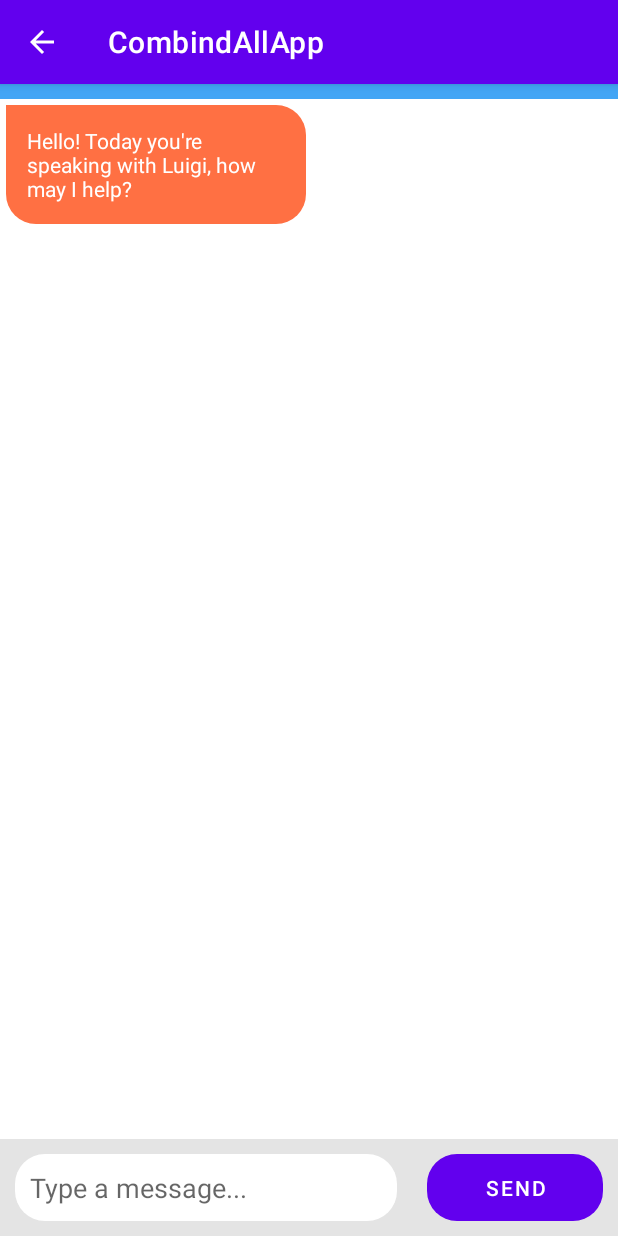
After one commit to JohnsonLu31/KebiiProject, an Android app: the ChatBoxActivity screen opened directly, with no data from a screen before it, on a phone screen of 412 x 824 dp. The commit adds this screen. Run offline under Robolectric (Android 15) with nearby library versions, the phone set to English and light mode, and no system bars.

Commit message:
chatBox install

```diff
--- a/app/src/main/java/com/example/alarmManager/AlarmMain.kt
+++ b/app/src/main/java/com/example/alarmManager/AlarmMain.kt
@@ -12,7 +12,7 @@ import androidx.appcompat.app.AppCompatActivity
 import android.os.Bundle
 import android.widget.Toast
 import com.example.R
-import com.example.alarmmanager.AlarmReceiver
+import com.example.alarmManager.AlarmReceiver
 import com.example.databinding.ActivityMainBinding
 import com.google.android.material.timepicker.MaterialTimePicker
 import com.google.android.material.timepicker.TimeFormat
--- a/app/src/main/java/com/example/alarmManager/AlarmReceiver.kt
+++ b/app/src/main/java/com/example/alarmManager/AlarmReceiver.kt
@@ -1,4 +1,4 @@
-package com.example.alarmmanager
+package com.example.alarmManager
 
 import android.annotation.SuppressLint
 import android.app.PendingIntent
--- /dev/null
+++ b/app/src/main/java/com/example/chatBox/data/Message.kt
@@ -0,0 +1,5 @@
+package com.example.chatBox.data
+
+data class Message(val message: String, val id: String, val time: String){
+
+}
--- /dev/null
+++ b/app/src/main/java/com/example/chatBox/ui/ChatBoxActivity.kt
@@ -0,0 +1,148 @@
+package com.example.chatBox.ui
+
+import android.content.Intent
+import android.net.Uri
+import androidx.appcompat.app.AppCompatActivity
+import android.os.Bundle
+import android.speech.tts.TextToSpeech
+import androidx.recyclerview.widget.LinearLayoutManager
+import com.example.R
+import com.example.chatBox.data.Message
+import com.example.chatBox.util.BotResponse
+import com.example.chatBox.util.Constants.OPEN_GOOGLE
+import com.example.chatBox.util.Constants.OPEN_SEARCH
+import com.example.chatBox.util.Constants.RECEIVE_ID
+import com.example.chatBox.util.Constants.SEND_ID
+import com.example.chatBox.util.Time
+import com.example.chatox.ui.MessagingAdapter
+import kotlinx.android.synthetic.main.activity_main.*
+import kotlinx.android.synthetic.main.chatbox_main.*
+import kotlinx.coroutines.*
+import java.util.*
+
+class ChatBoxActivity : AppCompatActivity() {
+
+    private lateinit var messagingadapter: MessagingAdapter
+    private val botlist = listOf("Peter", "Francesca", "Luigi", "Igor")
+    lateinit var textToSpeech: TextToSpeech
+
+    override fun onCreate(savedInstanceState: Bundle?) {
+        super.onCreate(savedInstanceState)
+        setContentView(R.layout.chatbox_main)
+
+        recycleView()
+
+        clickEvents()
+
+        val random = (0..3).random()
+        customMessage("Hello! Today you're speaking with ${botlist[random]}, how may I help?")
+
+        //TTS
+        textToSpeech = TextToSpeech(applicationContext) { p0 ->
+            if (p0 == TextToSpeech.SUCCESS) {
+                textToSpeech.language = Locale.ENGLISH
+                textToSpeech.setSpeechRate(0.5f)
+                textToSpeech.speak("Hello! Today you're speaking with ${botlist[random]}, how may I help?", TextToSpeech.QUEUE_FLUSH, null)
+            }
+        }
+    }
+
+    private fun clickEvents() {
+        btn_send.setOnClickListener {
+            sendMessage()
+        }
+
+        et_message.setOnClickListener {
+
+            GlobalScope.launch {
+                delay(1000)
+                withContext(Dispatchers.Main) {
+                    rv_messages.scrollToPosition(messagingadapter.itemCount - 1)
+                }
+            }
+        }
+    }
+
+    private fun recycleView() {
+        messagingadapter = MessagingAdapter()
+        rv_messages.adapter = messagingadapter
+        rv_messages.layoutManager = LinearLayoutManager(applicationContext)
+    }
+
+    private fun sendMessage() {
+        val message = et_message.text.toString()
+        val timeStamp = Time.timeStamp()
+
+        if (message.isNotEmpty()) {
+            et_message.setText("")
+
+            messagingadapter.insertMessage(Message(message, SEND_ID, timeStamp))
+            rv_messages.scrollToPosition(messagingadapter.itemCount - 1)
+
+            botResponse(message)
+        }
+    }
+
+    private fun botResponse(message: String) {
+        val timeStamp = Time.timeStamp()
+
+        GlobalScope.launch {
+            delay(1000)
+
+            withContext(Dispatchers.Main) {
+                val response = BotResponse.basicResponse(message)
+
+                messagingadapter.insertMessage(Message(response, RECEIVE_ID, timeStamp))
+                rv_messages.scrollToPosition(messagingadapter.itemCount - 1)
+
+                when (response) {
+                    OPEN_GOOGLE -> {
+                        val site = Intent(Intent.ACTION_VIEW)
+                        site.data = Uri.parse("https://www.google.com/")
+                        startActivity(site)
+                    }
+                    OPEN_SEARCH -> {
+                        val site = Intent(Intent.ACTION_VIEW)
+                        val searchTerm: String? = message.substringAfter("search")
+                        site.data = Uri.parse("https://www.google.com/search?&q=$searchTerm")
+                        startActivity(site)
+                    }
+                    else -> {
+                        //TTS
+                        textToSpeech = TextToSpeech(applicationContext) { p0 ->
+                            if (p0 == TextToSpeech.SUCCESS) {
+                                textToSpeech.language = Locale.ENGLISH
+                                textToSpeech.setSpeechRate(0.5f)
+                                textToSpeech.speak(response, TextToSpeech.QUEUE_FLUSH, null)
+                            }
+                        }
+                    }
+                }
+            }
+        }
+    }
+
+
+    override fun onStart() {
+        super.onStart()
+
+        GlobalScope.launch {
+            delay(1000)
+            withContext(Dispatchers.Main) {
+                rv_messages.scrollToPosition(messagingadapter.itemCount - 1)
+            }
+        }
+    }
+
+    private fun customMessage(messsage: String) {
+        GlobalScope.launch {
+            delay(1000)
+            withContext(Dispatchers.Main) {
+                val timeStamp = Time.timeStamp()
+                messagingadapter.insertMessage(Message(messsage, RECEIVE_ID, timeStamp))
+
+                rv_messages.scrollToPosition(messagingadapter.itemCount - 1)
+            }
+        }
+    }
+}
--- /dev/null
+++ b/app/src/main/java/com/example/chatBox/ui/MessagingAdapter.kt
@@ -0,0 +1,61 @@
+package com.example.chatox.ui
+
+import android.view.LayoutInflater
+import android.view.View
+import android.view.ViewGroup
+import androidx.recyclerview.widget.RecyclerView
+import com.example.R
+import com.example.chatBox.data.Message
+import com.example.chatBox.util.Constants.RECEIVE_ID
+import com.example.chatBox.util.Constants.SEND_ID
+import kotlinx.android.synthetic.main.message_item.view.*
+
+class MessagingAdapter: RecyclerView.Adapter<MessagingAdapter.MessageViewHolder>() {
+
+
+    var messagelist = mutableListOf<Message>()
+
+    inner class MessageViewHolder(itemView: View) : RecyclerView.ViewHolder(itemView){
+        init {
+            itemView.setOnClickListener{
+                messagelist.removeAt(adapterPosition)
+                notifyItemRemoved(adapterPosition)
+            }
+        }
+    }
+
+    override fun onCreateViewHolder(parent: ViewGroup, viewType: Int): MessageViewHolder {
+        return MessageViewHolder(LayoutInflater.from(parent.context).inflate(R.layout.message_item, parent, false))
+    }
+
+    override fun onBindViewHolder(holder: MessageViewHolder, position: Int) {
+        val currentMessage = messagelist[position]
+
+        when(currentMessage.id){
+            SEND_ID -> {
+                holder.itemView.tv_message.apply {
+                    text = currentMessage.message
+                    visibility = View.VISIBLE
+                }
+                holder.itemView.tv_bot_message.visibility = View.GONE
+            }
+
+            RECEIVE_ID -> {
+                holder.itemView.tv_bot_message.apply {
+                    text = currentMessage.message
+                    visibility = View.VISIBLE
+                }
+                holder.itemView.tv_message.visibility = View.GONE
+            }
+        }
+    }
+
+    override fun getItemCount(): Int {
+        return messagelist.size
+    }
+
+    fun insertMessage(message: Message){
+        this.messagelist.add(message)
+        notifyItemInserted(messagelist.size)
+    }
+}
--- /dev/null
+++ b/app/src/main/java/com/example/chatBox/util/Time.kt
@@ -0,0 +1,19 @@
+package com.example.chatBox.util
+
+import android.annotation.SuppressLint
+import java.sql.Date
+import java.sql.Timestamp
+import java.text.SimpleDateFormat
+
+
+object Time {
+
+    @SuppressLint("SimpleDateFormat")
+    fun timeStamp(): String{
+        val timeStamp = Timestamp(System.currentTimeMillis())
+        val sdf = SimpleDateFormat("HH:mm")
+        val time = sdf.format(Date(timeStamp.time))
+
+        return time.toString()
+    }
+}
--- a/app/src/main/java/com/example/combindallapp/MainActivity.kt
+++ b/app/src/main/java/com/example/combindallapp/MainActivity.kt
@@ -7,6 +7,7 @@ import android.view.Menu
 import android.widget.*
 import com.example.R
 import com.example.alarmManager.AlarmMain
+import com.example.chatBox.ui.ChatBoxActivity
 import com.example.musicplayer.ListMusicActivity
 import com.example.vedioview.ListVideoActivity
 import com.example.weather.WeatherMain
@@ -29,6 +30,7 @@ class MainActivity : AppCompatActivity() {
                 1 -> startActivity(Intent(this, AlarmMain::class.java))
                 2 -> startActivity(Intent(this, ListMusicActivity::class.java))
                 3 -> startActivity(Intent(this, ListVideoActivity::class.java))
+                4 -> startActivity(Intent(this, ChatBoxActivity::class.java))
             }
         }
     }
--- /dev/null
+++ b/app/src/main/res/drawable-v24/receive_round_box.xml
@@ -0,0 +1,8 @@
+<?xml version="1.0" encoding="utf-8"?>
+<shape xmlns:android="http://schemas.android.com/apk/res/android">
+
+    <corners android:topLeftRadius="0dp"
+        android:topRightRadius="20dp"
+        android:bottomLeftRadius="20dp"
+        android:bottomRightRadius="20dp"/>
+</shape>
--- /dev/null
+++ b/app/src/main/res/drawable-v24/round.xml
@@ -0,0 +1,6 @@
+<?xml version="1.0" encoding="utf-8"?>
+<shape xmlns:android="http://schemas.android.com/apk/res/android">
+
+    <corners android:radius="20dp"/>
+
+</shape>
--- /dev/null
+++ b/app/src/main/res/drawable-v24/send_round_box.xml
@@ -0,0 +1,8 @@
+<?xml version="1.0" encoding="utf-8"?>
+<shape xmlns:android="http://schemas.android.com/apk/res/android">
+
+    <corners android:topLeftRadius="20dp"
+        android:topRightRadius="20dp"
+        android:bottomLeftRadius="20dp"
+        android:bottomRightRadius="0dp"/>
+</shape>
--- /dev/null
+++ b/app/src/main/res/layout/chatbox_main.xml
@@ -0,0 +1,59 @@
+<?xml version="1.0" encoding="utf-8"?>
+<RelativeLayout xmlns:android="http://schemas.android.com/apk/res/android"
+    xmlns:app="http://schemas.android.com/apk/res-auto"
+    xmlns:tools="http://schemas.android.com/tools"
+    android:layout_width="match_parent"
+    android:layout_height="match_parent"
+    tools:context=".ui.MainActivity">
+
+
+    <LinearLayout
+        android:id="@+id/ll_layout_bar"
+        android:layout_width="match_parent"
+        android:layout_height="wrap_content"
+        android:layout_alignParentBottom="true"
+        android:background="#E4E4E4"
+        android:orientation="horizontal">
+
+        <EditText
+            android:id="@+id/et_message"
+            android:inputType="textShortMessage"
+            android:layout_width="match_parent"
+            android:layout_height="wrap_content"
+            android:layout_margin="10dp"
+            android:layout_weight=".5"
+            android:background="@drawable/round"
+            android:backgroundTint="@android:color/white"
+            android:hint="Type a message..."
+            android:padding="10dp"
+            android:singleLine="true" />
+
+        <Button
+            android:id="@+id/btn_send"
+            android:layout_width="match_parent"
+            android:layout_height="match_parent"
+            android:layout_margin="10dp"
+            android:layout_weight="1"
+            android:background="@drawable/round"
+            android:backgroundTint="#26A69A"
+            android:text="Send"
+            android:textColor="@android:color/white" />
+
+    </LinearLayout>
+
+    <androidx.recyclerview.widget.RecyclerView
+        android:id="@+id/rv_messages"
+        android:layout_width="match_parent"
+        android:layout_height="match_parent"
+        android:layout_above="@id/ll_layout_bar"
+        android:layout_below="@+id/dark_divider"
+        tools:itemCount="20"
+        tools:listitem="@layout/message_item" />
+    <View
+        android:layout_width="match_parent"
+        android:layout_height="10dp"
+        android:background="#42A5F5"
+        android:id="@+id/dark_divider"/>
+
+
+</RelativeLayout>
--- /dev/null
+++ b/app/src/main/res/layout/message_item.xml
@@ -0,0 +1,34 @@
+<?xml version="1.0" encoding="utf-8"?>
+<RelativeLayout xmlns:android="http://schemas.android.com/apk/res/android"
+    android:layout_width="match_parent"
+    android:layout_height="wrap_content">
+
+    <TextView
+        android:id="@+id/tv_message"
+        android:layout_width="200dp"
+        android:layout_height="wrap_content"
+        android:layout_alignParentEnd="true"
+        android:layout_margin="4dp"
+        android:background="@drawable/send_round_box"
+        android:backgroundTint="#26A69A"
+        android:padding="14dp"
+        android:text="This is a sample message that will appear"
+        android:textColor="@android:color/white"
+        android:textSize="14sp" />
+
+    <TextView
+        android:visibility="visible"
+        android:id="@+id/tv_bot_message"
+        android:layout_width="200dp"
+        android:layout_height="wrap_content"
+        android:layout_alignParentStart="true"
+        android:layout_margin="4dp"
+        android:background="@drawable/receive_round_box"
+        android:backgroundTint="#FF7043"
+        android:padding="14dp"
+        android:text="This is a sample message that will appear"
+        android:textColor="@android:color/white"
+        android:textSize="14sp" />
+
+
+</RelativeLayout>
--- a/app/src/main/res/values/strings.xml
+++ b/app/src/main/res/values/strings.xml
@@ -7,6 +7,7 @@
         <item>Alarm Manager</item>
         <item>Music Player</item>
         <item>Video Player</item>
+        <item>Chat Box</item>
 
     </string-array>
 </resources>
```
Also changed, not shown: app/build.gradle (+7 -0 lines), app/src/main/AndroidManifest.xml (+8 -0 lines), app/src/main/java/com/example/chatBox/util/BotResponse.kt (added, +85 -0 lines), app/src/main/java/com/example/chatBox/util/Constants.kt (added, +10 -0 lines), app/src/main/java/com/example/chatBox/util/SolveMath.kt (added, +38 -0 lines).
